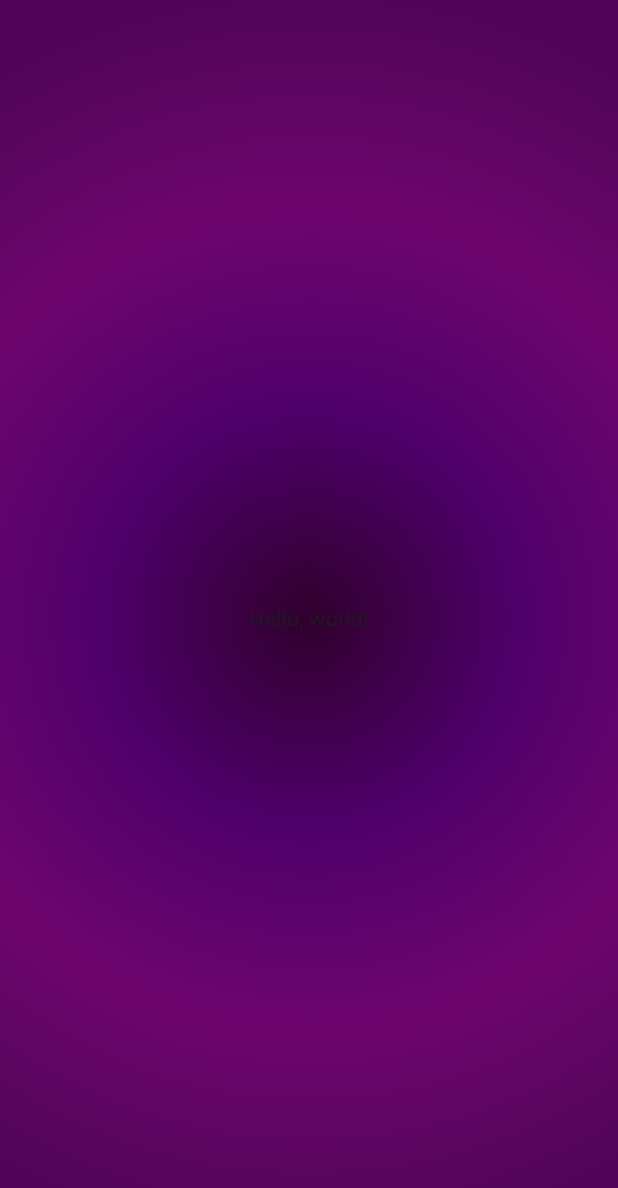
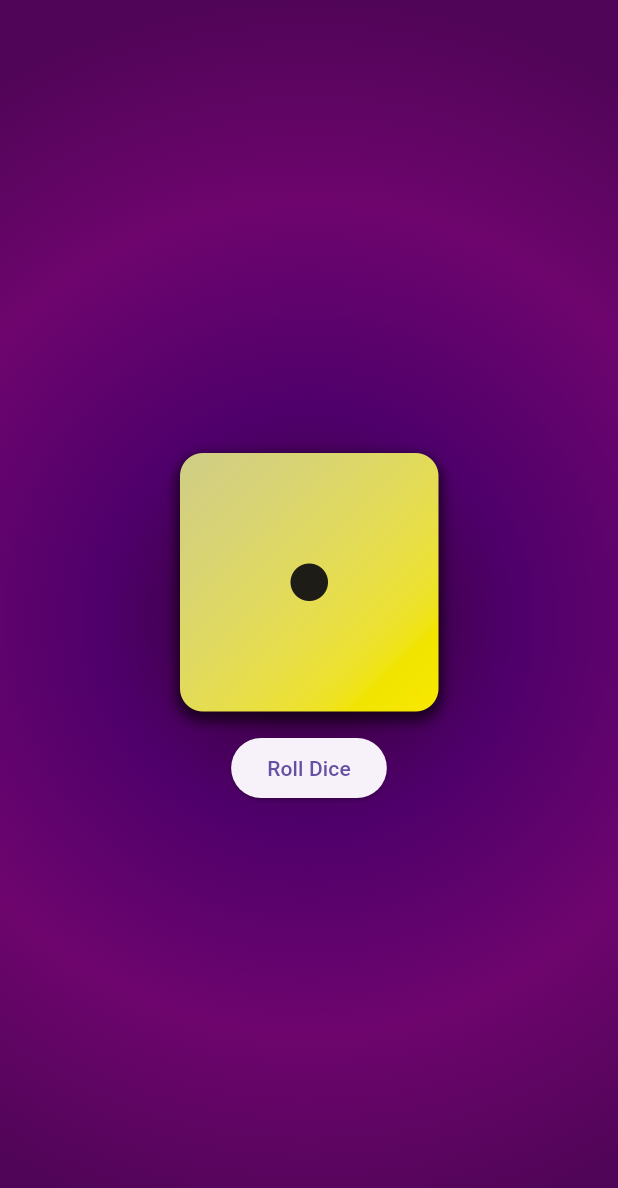
Before and after one commit to josuemj/Flutter-projects, a Flutter app: the screen it shows after launch, on a phone screen of 412 x 824 dp. Shown: the top 1188 px of the screen. Run offline on Flutter 3.47's test engine with Material 3 defaults, Android fonts, the phone set to English and light mode, and no system bars; our stand-ins replace flutter_dotenv, flutter_riverpod, google_fonts, image_picker, location, transparent_image; missing offline and left inert: dart_eval.

Commit message:
feat: implement DiceRoller widget with dice rolling functionality and update UI

```diff
--- a/rolling_dice_app/lib/main.dart
+++ b/rolling_dice_app/lib/main.dart
@@ -16,10 +16,43 @@ void main() {
             gradient: RadialGradient(colors: colors, radius: 1),
           ),
           child: Center(
-            child: Text("Hello, world!"),
+            child: DiceRoller(),
           ),
         ),
       ),
     ),
   );
 }
+
+class DiceRoller extends StatefulWidget {
+  @override
+  _DiceRollerState createState() => _DiceRollerState();
+}
+
+class _DiceRollerState extends State<DiceRoller> {
+  int _currentDiceRoll = 1;
+
+  void _rollDice() {
+    setState(() {
+      _currentDiceRoll =
+          (1 + (6 * (new DateTime.now().millisecondsSinceEpoch % 1000) / 1000))
+              .toInt();
+      print('Dice rolled to $_currentDiceRoll');
+    });
+  }
+
+  @override
+  Widget build(BuildContext context) {
+    return Column(
+      mainAxisAlignment: MainAxisAlignment.center,
+      children: [
+        Image.asset('assets/images/dice-$_currentDiceRoll.png',
+            width: 200, height: 200),
+        ElevatedButton(
+          onPressed: _rollDice,
+          child: Text('Roll Dice'),
+        ),
+      ],
+    );
+  }
+}
```
Also changed, not shown: rolling_dice_app/pubspec.yaml (+1 -8 lines).
